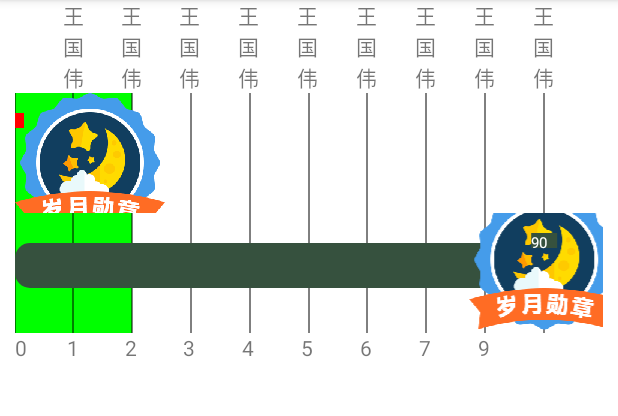
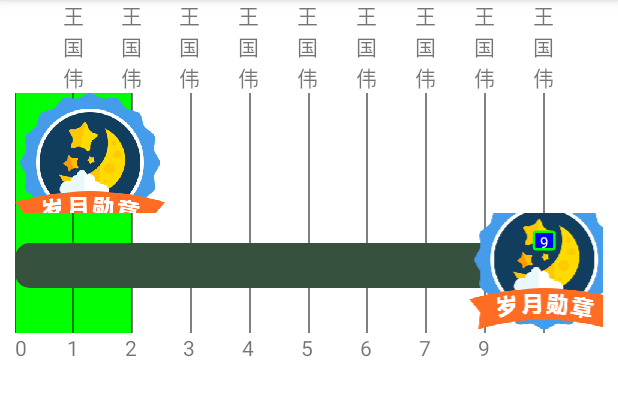
Before and after one commit to 1771893348/MedalProgress, an Android app: the screen it shows after launch (MainActivity), on a phone screen of 412 x 824 dp, the part 84-500 px from its top. Run offline under Robolectric (Android 15) with nearby library versions, the phone set to English and light mode, and no system bars.

Commit message:
文字背景加边框

```diff
--- a/app/src/main/java/com/wgw/medalprogress/view/CustomHorizontalProgresWithNum.java
+++ b/app/src/main/java/com/wgw/medalprogress/view/CustomHorizontalProgresWithNum.java
@@ -7,6 +7,8 @@ import android.graphics.Canvas;
 import android.graphics.Color;
 import android.graphics.Paint;
 import android.graphics.RectF;
+import android.os.Build;
+import android.support.annotation.RequiresApi;
 import android.util.AttributeSet;
 import android.util.TypedValue;
 import android.widget.ProgressBar;
@@ -97,7 +99,7 @@ public class CustomHorizontalProgresWithNum extends ProgressBar {
         canvas.save();//save、restore 图层的保存和回滚相关的方法 详见 http://blog.csdn.net/tianjian4592/article/details/45234419
 //        canvas.translate(0,getHeight()/2);//移动图层到垂直居中位置
         float radio = getProgress()*1.0f/getMax();
-        int textWidth = (int) mPaint.measureText(getProgress()+"");//The width of the text
+        int textWidth = (int) mPaint.measureText(getProgress()/10+"");//The width of the text
         float realWidth = getWidth() - getPaddingLeft() - getPaddingRight() - textWidth - HorizontalProgresTextOffset;//实际宽度减去文字宽度
 //        float progressX  = radio * realWidth ;
         float progressX  = radio * mWidth ;
@@ -126,14 +128,29 @@ public class CustomHorizontalProgresWithNum extends ProgressBar {
             }else if (getProgress() >=100){
                 canvas.drawBitmap(icon,progressX - icon.getWidth()/2,getPaddingTop()-icon.getHeight()/2+HorizontalProgresReachHeight/2,new Paint());
             }else {
+
                 canvas.drawBitmap(icon,progressX - icon.getWidth()/2,getPaddingTop()-icon.getHeight()/2+HorizontalProgresReachHeight/2,new Paint());
+
+                //背景边框
+                mPaint.setColor(Color.GREEN);
+                mPaint.setStyle(Paint.Style.STROKE);
+                mPaint.setStrokeWidth(5);
+                RectF rectF1 = new RectF(progressX - (HorizontalProgresTextOffset+textWidth)/2,getPaddingTop()-HorizontalProgresTextSize/3*2,progressX + (HorizontalProgresTextOffset+textWidth)/2,getPaddingTop()+HorizontalProgresTextSize/3);//圆角
+                canvas.drawRoundRect(rectF1,textWidth/5,textWidth/5,mPaint);
+
+                mPaint.setColor(Color.BLUE);
+                mPaint.setStyle(Paint.Style.FILL);
+                mPaint.setStrokeWidth(5);
+                RectF rectF = new RectF(progressX - (HorizontalProgresTextOffset+textWidth)/2,getPaddingTop()-HorizontalProgresTextSize/3*2,progressX + (HorizontalProgresTextOffset+textWidth)/2,getPaddingTop()+HorizontalProgresTextSize/3);//圆角
+                canvas.drawRoundRect(rectF,textWidth/5,textWidth/5,mPaint);
+                mPaint.setColor(HorizontalProgresTextColor);
+                mPaint.setTextSize(HorizontalProgresTextSize);
+                canvas.drawText(getProgress()/10+"",progressX - textWidth/2,getPaddingTop() +5,mPaint);
             }
 
         }
-        canvas.drawRect(progressX - (HorizontalProgresTextOffset+textWidth)/2,getPaddingTop()-HorizontalProgresTextSize/3*2,progressX + (HorizontalProgresTextOffset+textWidth)/2,getPaddingTop()+HorizontalProgresTextSize/3,mPaint);
-        mPaint.setColor(HorizontalProgresTextColor);
-        mPaint.setTextSize(HorizontalProgresTextSize);
-        canvas.drawText(getProgress()+"",progressX - (HorizontalProgresTextOffset+textWidth)/2,getPaddingTop() +5,mPaint);
+
+
 
 
 
```
